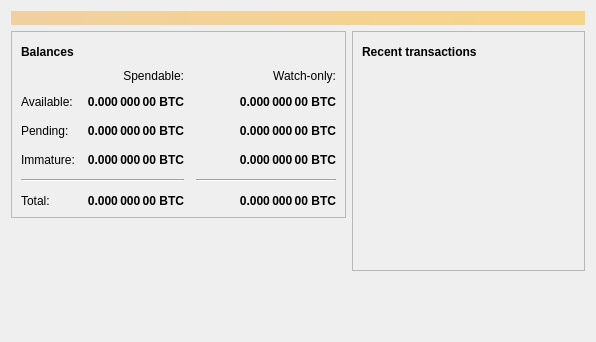
guncoin/guncoin, file src/qt/forms/overviewpage.ui: the form before one commit.
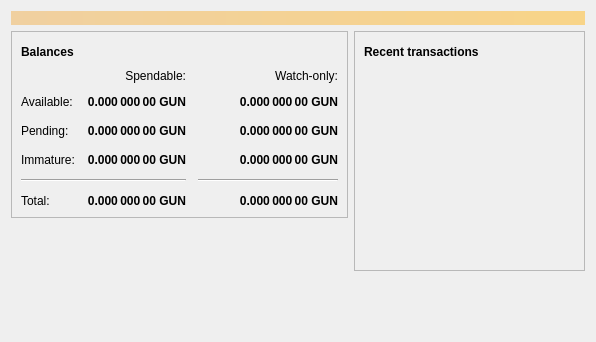
The form after the commit. Icons and pictures are not drawn.

```diff
--- a/src/qt/forms/overviewpage.ui
+++ b/src/qt/forms/overviewpage.ui
@@ -129,7 +129,7 @@
                <string>Unconfirmed transactions to watch-only addresses</string>
               </property>
               <property name="text">
-               <string notr="true">0.000 000 00 BTC</string>
+               <string notr="true">0.000 000 00 GUN</string>
               </property>
               <property name="alignment">
                <set>Qt::AlignRight|Qt::AlignTrailing|Qt::AlignVCenter</set>
@@ -154,7 +154,7 @@
                <string>Total of transactions that have yet to be confirmed, and do not yet count toward the spendable balance</string>
               </property>
               <property name="text">
-               <string notr="true">0.000 000 00 BTC</string>
+               <string notr="true">0.000 000 00 GUN</string>
               </property>
               <property name="alignment">
                <set>Qt::AlignRight|Qt::AlignTrailing|Qt::AlignVCenter</set>
@@ -179,7 +179,7 @@
                <string>Mined balance in watch-only addresses that has not yet matured</string>
               </property>
               <property name="text">
-               <string notr="true">0.000 000 00 BTC</string>
+               <string notr="true">0.000 000 00 GUN</string>
               </property>
               <property name="alignment">
                <set>Qt::AlignRight|Qt::AlignTrailing|Qt::AlignVCenter</set>
@@ -237,7 +237,7 @@
                <string>Mined balance that has not yet matured</string>
               </property>
               <property name="text">
-               <string notr="true">0.000 000 00 BTC</string>
+               <string notr="true">0.000 000 00 GUN</string>
               </property>
               <property name="alignment">
                <set>Qt::AlignRight|Qt::AlignTrailing|Qt::AlignVCenter</set>
@@ -282,7 +282,7 @@
                <string>Your current total balance</string>
               </property>
               <property name="text">
-               <string notr="true">0.000 000 00 BTC</string>
+               <string notr="true">0.000 000 00 GUN</string>
               </property>
               <property name="alignment">
                <set>Qt::AlignRight|Qt::AlignTrailing|Qt::AlignVCenter</set>
@@ -307,7 +307,7 @@
                <string>Current total balance in watch-only addresses</string>
               </property>
               <property name="text">
-               <string notr="true">0.000 000 00 BTC</string>
+               <string notr="true">0.000 000 00 GUN</string>
               </property>
               <property name="alignment">
                <set>Qt::AlignRight|Qt::AlignTrailing|Qt::AlignVCenter</set>
@@ -349,7 +349,7 @@
                <string>Your current spendable balance</string>
               </property>
               <property name="text">
-               <string notr="true">0.000 000 00 BTC</string>
+               <string notr="true">0.000 000 00 GUN</string>
               </property>
               <property name="alignment">
                <set>Qt::AlignRight|Qt::AlignTrailing|Qt::AlignVCenter</set>
@@ -374,7 +374,7 @@
                <string>Your current balance in watch-only addresses</string>
               </property>
               <property name="text">
-               <string notr="true">0.000 000 00 BTC</string>
+               <string notr="true">0.000 000 00 GUN</string>
               </property>
               <property name="alignment">
                <set>Qt::AlignRight|Qt::AlignTrailing|Qt::AlignVCenter</set>
```
